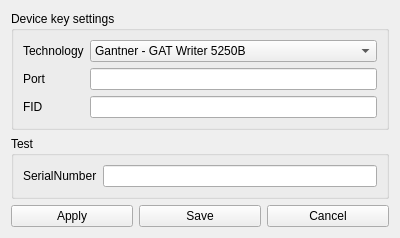
Qt form HoruxSystray/trunk/src/settings.ui (BackupTheBerlios/horux-svn) before a commit.
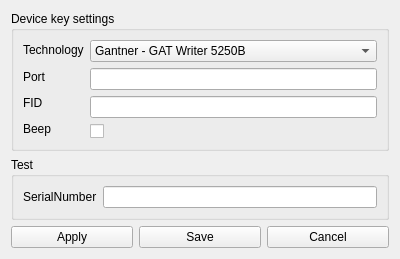
The same form after that commit.

```diff
--- a/HoruxSystray/trunk/src/settings.ui
+++ b/HoruxSystray/trunk/src/settings.ui
@@ -7,7 +7,7 @@
     <x>0</x>
     <y>0</y>
     <width>400</width>
-    <height>238</height>
+    <height>258</height>
    </rect>
   </property>
   <property name="windowTitle">
@@ -43,6 +43,13 @@
           </property>
          </widget>
         </item>
+        <item>
+         <widget class="QLabel" name="label_5">
+          <property name="text">
+           <string>Beep</string>
+          </property>
+         </widget>
+        </item>
        </layout>
       </item>
       <item>
@@ -76,6 +83,13 @@
         <item>
          <widget class="QLineEdit" name="fid"/>
         </item>
+        <item>
+         <widget class="QCheckBox" name="isBeep">
+          <property name="text">
+           <string/>
+          </property>
+         </widget>
+        </item>
        </layout>
       </item>
      </layout>
```
